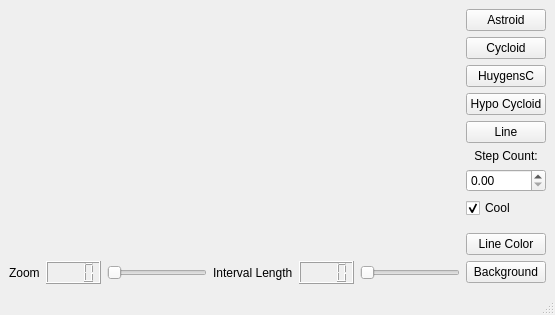
The window that mainwindow.ui (RaabenF/MandelbrotQt) describes before a commit, drawn with Qt 5.
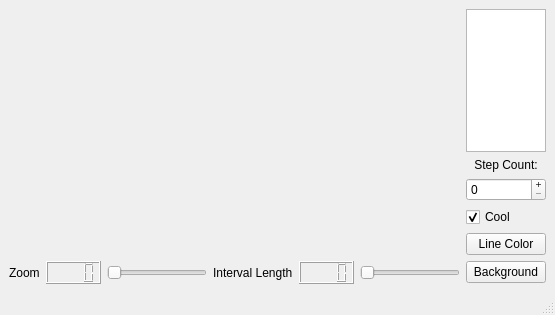
The same window after the commit. Custom widgets are drawn as their Qt base class.

Commit message: Menü-Buttons in Auswählbare-Scrollbare Liste (ListView, nicht ListWidget) umgewandelt. Dafür switch(mShapeIndex), also im Programm statt enum-name enum-index abgefragt.

```diff
--- a/mainwindow.ui
+++ b/mainwindow.ui
@@ -6,7 +6,7 @@
    <rect>
     <x>0</x>
     <y>0</y>
-    <width>553</width>
+    <width>551</width>
     <height>315</height>
    </rect>
   </property>
@@ -25,37 +25,9 @@
     <item row="0" column="1">
      <layout class="QVBoxLayout" name="verticalLayout">
       <item>
-       <widget class="QPushButton" name="btnAstroid">
-        <property name="text">
-         <string>Astroid</string>
-        </property>
-       </widget>
-      </item>
-      <item>
-       <widget class="QPushButton" name="btnCycloid">
-        <property name="text">
-         <string>Cycloid</string>
-        </property>
-       </widget>
-      </item>
-      <item>
-       <widget class="QPushButton" name="btnHuygens">
-        <property name="text">
-         <string>HuygensC</string>
-        </property>
-       </widget>
-      </item>
-      <item>
-       <widget class="QPushButton" name="btnHypo">
-        <property name="text">
-         <string>Hypo Cycloid</string>
-        </property>
-       </widget>
-      </item>
-      <item>
-       <widget class="QPushButton" name="btnLine">
-        <property name="text">
-         <string>Line</string>
+       <widget class="QListView" name="lvShape">
+        <property name="layoutMode">
+         <enum>QListView::Batched</enum>
         </property>
        </widget>
       </item>
@@ -74,6 +46,12 @@
       </item>
       <item>
        <widget class="QDoubleSpinBox" name="spinCount">
+        <property name="buttonSymbols">
+         <enum>QAbstractSpinBox::PlusMinus</enum>
+        </property>
+        <property name="decimals">
+         <number>0</number>
+        </property>
         <property name="maximum">
          <double>512.000000000000000</double>
         </property>
```
The commit also changes 4 other files.
